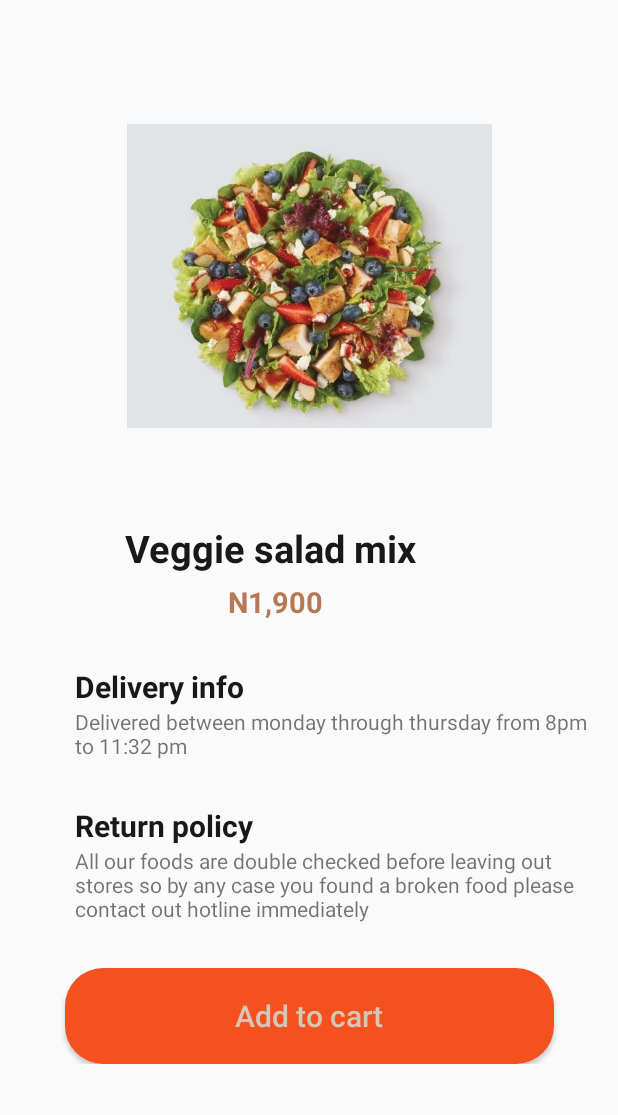
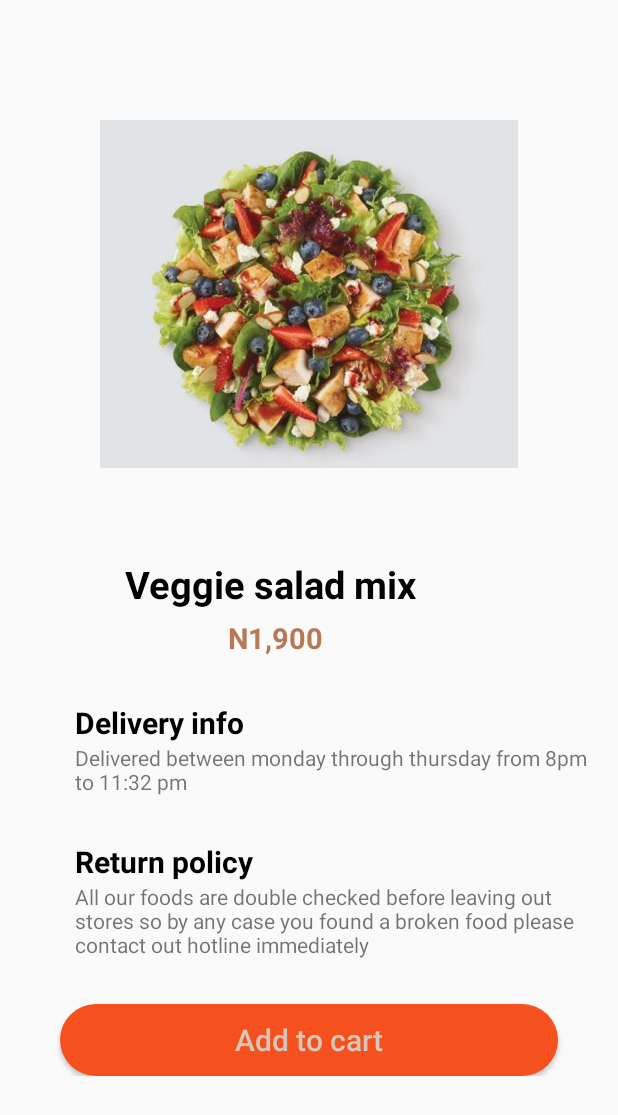
Before and after one commit to vinodathanti/LocalKitchen, an Android app: the screen it shows after launch (MainActivity), on a phone screen of 412 x 824 dp. Shown: the top 1115 px of the screen. Run offline under Robolectric (Android 15) with nearby library versions, the phone set to English and light mode, and no system bars.

Commit message:
code optimization

```diff
--- a/app/src/main/res/layout/activity_main.xml
+++ b/app/src/main/res/layout/activity_main.xml
@@ -8,10 +8,11 @@
 
     <ImageView
         android:id="@+id/iv_veggie_salad"
-        android:layout_width="243dp"
-        android:layout_height="208dp"
+        android:layout_width="0dp"
+        android:layout_height="0dp"
         android:layout_marginTop="80dp"
         android:scaleType="fitCenter"
+        app:layout_constraintDimensionRatio="16:9"
         android:src="@drawable/veggie_salad"
         app:layout_constraintEnd_toEndOf="parent"
         app:layout_constraintStart_toStartOf="parent"
@@ -23,7 +24,7 @@
         android:layout_height="wrap_content"
         android:layout_marginTop="60dp"
         android:text="Veggie salad mix"
-        android:textColor="#191818"
+        android:textColor="@color/black"
         android:textSize="25sp"
         android:textStyle="bold"
         app:layout_constraintEnd_toEndOf="parent"
@@ -37,7 +38,7 @@
         android:layout_height="wrap_content"
         android:layout_marginTop="5dp"
         android:text="N1,900"
-        android:textColor="#b67956"
+        android:textColor="@color/custom_red"
         android:textSize="19sp"
         android:textStyle="bold"
         app:layout_constraintEnd_toEndOf="parent"
@@ -51,7 +52,7 @@
         android:layout_height="wrap_content"
         android:layout_marginStart="50dp"
         android:layout_marginTop="30dp"
-        android:textColor="#191818"
+        android:textColor="@color/black"
         android:text="Delivery info"
         android:textSize="20sp"
         android:textStyle="bold"
@@ -76,7 +77,7 @@
         android:layout_height="wrap_content"
         android:layout_marginStart="50dp"
         android:layout_marginTop="30dp"
-        android:textColor="#191818"
+        android:textColor="@color/black"
         android:text="Return policy"
         android:textSize="20sp"
         android:textStyle="bold"
@@ -96,16 +97,16 @@
         app:layout_constraintTop_toBottomOf="@id/tv_return_policy_head" />
 
     <Button
-        android:layout_width="326dp"
-        android:layout_height="64dp"
-        android:layout_marginStart="60dp"
+        android:layout_width="match_parent"
+        android:layout_height="wrap_content"
+        android:layout_marginStart="40dp"
         android:layout_marginTop="30dp"
-        android:layout_marginEnd="60dp"
+        android:layout_marginEnd="40dp"
         android:background="@drawable/rounded_corners"
         android:text="Add to cart"
+        android:textAllCaps="false"
+        android:textColor="@color/custom_white"
         android:textSize="20sp"
-        android:textAllCaps="false"
-        android:textColor="#d6c6b8"
         app:layout_constraintEnd_toEndOf="parent"
         app:layout_constraintStart_toStartOf="parent"
         app:layout_constraintTop_toBottomOf="@id/tv_return_policy_text" />
--- a/app/src/main/res/values/colors.xml
+++ b/app/src/main/res/values/colors.xml
@@ -7,4 +7,6 @@
     <color name="teal_700">#FF018786</color>
     <color name="black">#FF000000</color>
     <color name="white">#FFFFFFFF</color>
+    <color name="custom_red">#b67956</color>
+    <color name="custom_white">#d6c6b8</color>
 </resources>
```
